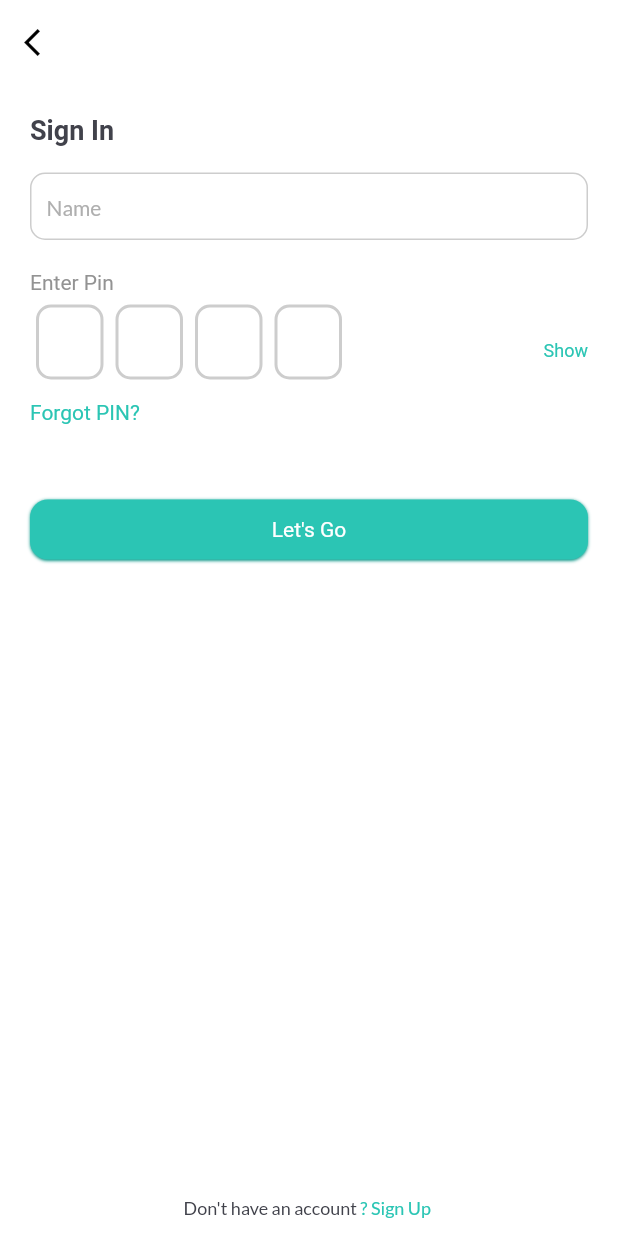
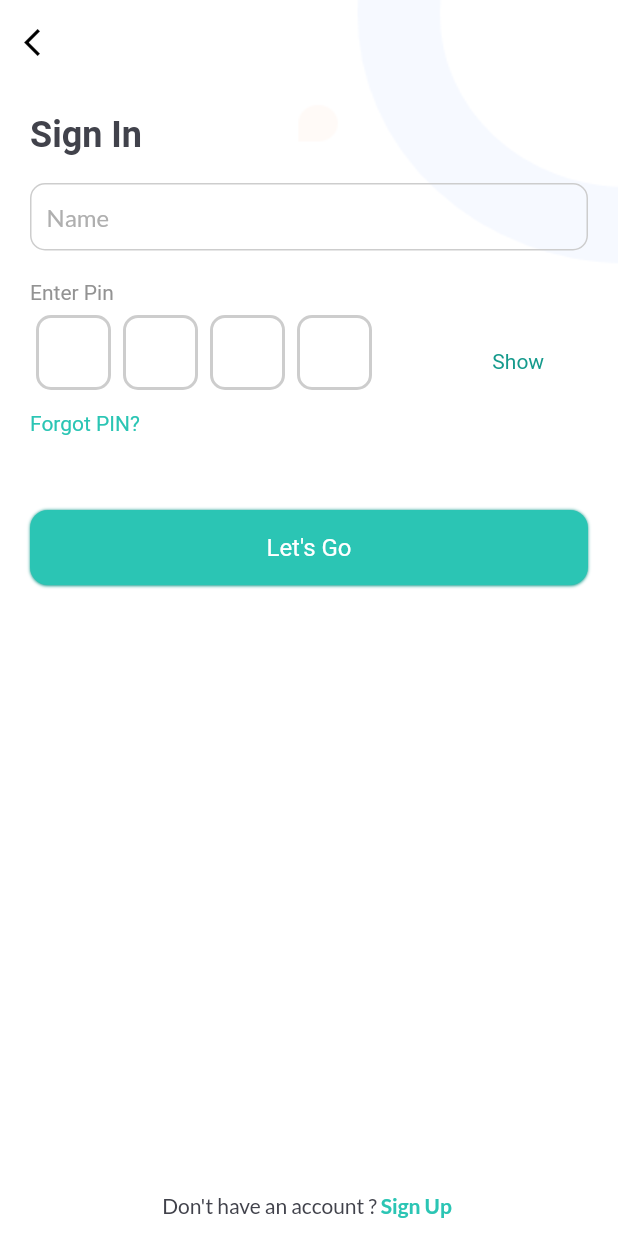
Before and after one commit to oddmentiusmaximus/paytack_mobile_app, a Flutter app: the LoginScreen screen opened by its route, on a phone screen of 412 x 824 dp. Run offline on Flutter 3.47's test engine with Material 2 defaults, Android fonts, the light colour scheme and no system bars; drawn by our look-alikes of pin_code_fields; our stand-ins replace carousel_slider, country_picker, flutter_svg, get, getwidget, sms_autofill; Roboto replaces fonts that are missing (assets/fonts/Lato-Regular.ttf).

Commit message:
Page - 15,7,8,9

```diff
--- a/lib/common_function/assets_file.dart
+++ b/lib/common_function/assets_file.dart
@@ -33,3 +33,4 @@ const call = 'assets/images/call.png';
 const web = 'assets/images/web.png';
 const signup_art = 'assets/images/signup_art.png';
 const add_card = 'assets/images/add_card.png';
+const background_image = 'assets/images/bg_img.png';
--- a/lib/common_function/widget/appbar.dart
+++ b/lib/common_function/widget/appbar.dart
@@ -5,7 +5,10 @@ import 'package:paytack/common_function/constants.dart';
 import 'package:paytack/common_function/widget/mytext.dart';
 
 AppBar commonAppBar(String appBarTitle,
-    {bool? isTrue, double? size = 14, String? step}) {
+    {bool? isTrue,
+    double? size = 14,
+    String? step,
+    Color? color = Colors.white}) {
   return AppBar(
     automaticallyImplyLeading: false,
     elevation: 0,
@@ -33,7 +36,6 @@ AppBar commonAppBar(String appBarTitle,
         ],
       ),
     ),
-    backgroundColor: Colors.white,
-
+    backgroundColor:color,
   );
 }
--- a/lib/common_function/widget/textinput.dart
+++ b/lib/common_function/widget/textinput.dart
@@ -2,7 +2,6 @@ import 'package:flutter/cupertino.dart';
 import 'package:flutter/material.dart';
 import 'package:flutter/services.dart';
 import 'package:paytack/common_function/constants.dart';
-import 'package:paytack/common_function/widget/mytext.dart';
 
 class TInput extends StatelessWidget {
   final bool isEdit;
@@ -68,6 +67,7 @@ class TInput extends StatelessWidget {
               child: _inputFormField(context),
             ),
           ),
+
         ],
       ),
     );
--- a/lib/login_screen/login_screen.dart
+++ b/lib/login_screen/login_screen.dart
@@ -4,6 +4,7 @@ import 'package:flutter/gestures.dart';
 import 'package:flutter/material.dart';
 import 'package:flutter/services.dart';
 import 'package:get/get.dart';
+import 'package:paytack/common_function/assets_file.dart';
 import 'package:paytack/common_function/constants.dart';
 import 'package:paytack/common_function/widget/appbar.dart';
 import 'package:paytack/common_function/widget/button.dart';
@@ -33,8 +34,18 @@ class _LoginScreenState extends State<LoginScreen> {
 
   @override
   Widget build(BuildContext context) {
-    return Scaffold(
-      appBar: commonAppBar("", isTrue: true, size: 14, step: "1"),
+    return Stack(
+      children: [
+        Container(
+          decoration: BoxDecoration(
+            image: DecorationImage(
+                image: AssetImage(background_image), fit: BoxFit.fill),
+          ),
+        ),
+        Scaffold(
+          backgroundColor: Colors.transparent,
+          appBar: commonAppBar("",
+              isTrue: true, size: 14, step: "1", color: Colors.transparent),
           resizeToAvoidBottomInset: false,
           body: SafeArea(
             child: Column(
@@ -51,7 +62,7 @@ class _LoginScreenState extends State<LoginScreen> {
                       pVerticalSpace(height: 12.0),
                       TView(
                         title: "Sign In",
-                    size: 18.0,
+                        size: 24.0,
                         weight: FontWeight.bold,
                         align: TextAlign.start,
                         isMaxLines: false,
@@ -62,6 +73,7 @@ class _LoginScreenState extends State<LoginScreen> {
                       TInput(
                         hintText: "Name",
                         maxLines: 1,
+                        type: 'B1',
                         isEdit: false,
                         isError: false,
                         isInput: true,
@@ -83,6 +95,7 @@ class _LoginScreenState extends State<LoginScreen> {
                         mainAxisAlignment: MainAxisAlignment.start,
                         children: <Widget>[
                           Expanded(
+                              flex: 3,
                               child: PinCodeTextField(
                                 appContext: context,
                                 pastedTextStyle: TextStyle(
@@ -95,7 +108,6 @@ class _LoginScreenState extends State<LoginScreen> {
                                 obscuringCharacter: '*',
                                 blinkWhenObscuring: true,
                                 animationType: AnimationType.fade,
-
                                 pinTheme: PinTheme(
                                     shape: PinCodeFieldShape.box,
                                     borderRadius: BorderRadius.circular(10.0),
@@ -103,7 +115,7 @@ class _LoginScreenState extends State<LoginScreen> {
                                         horizontal: 4.0, vertical: 2.0),
                                     //borderRadius: BorderRadius.circular(5),
                                     fieldHeight: 50,
-                            fieldWidth: 45,
+                                    fieldWidth: 50,
                                     inactiveColor: pBorderGrey,
                                     inactiveFillColor: Colors.white,
                                     activeFillColor: Colors.white,
@@ -137,10 +149,13 @@ class _LoginScreenState extends State<LoginScreen> {
                                   return true;
                                 },
                               )),
-                      TView(
+                          Expanded(
+                            flex: 1,
+                            child: TView(
                               title: "Show",
-                        color: pPrimaryColor,
-                        size: 12.0,
+                              color: pProgress,
+                              size: 14.0,
+                            ),
                           ),
                           //Expanded(child: Container(padding: EdgeInsets.all(16),color: Colors.green,child: Text("text 4"))),
                         ],
@@ -154,9 +169,9 @@ class _LoginScreenState extends State<LoginScreen> {
                       CustomButton(
                           color: pPrimaryColor,
                           isEnabled: true,
-                      tvSize: 14.0,
+                          tvSize: 16.0,
                           tvColor: Colors.white,
-                      height: 40.0,
+                          height: 50.0,
                           radius: 12.0,
                           btnTitle: "Let's Go",
                           onPress: () {
@@ -178,17 +193,19 @@ class _LoginScreenState extends State<LoginScreen> {
                           style: commonTextStyle(),
                           children: <TextSpan>[
                             new TextSpan(
-                            text: 'Don\'t have an account ',
+                                text: 'Don\'t have an account ?',
                                 style: commonTextStyle(
-                                color: pTextColor, type: "CAPTION")),
+                                    color: pTextColor, type: "B2")),
                             TextSpan(
                                 recognizer: TapGestureRecognizer()
                                   ..onTap = () {
                                     Get.offAllNamed(AppRoute.signUp);
                                   },
-                            text: '? Sign Up ',
+                                text: ' Sign Up ',
                                 style: commonTextStyle(
-                                color: pPrimaryColor, type: "CAPTION")),
+                                    weight: FontWeight.bold,
+                                    color: pPrimaryColor,
+                                    type: "B2")),
                           ],
                         ),
                       ),
@@ -198,6 +215,8 @@ class _LoginScreenState extends State<LoginScreen> {
               ],
             ),
           ),
+        ),
+      ],
     );
   }
 }
--- a/lib/routes/app_route.dart
+++ b/lib/routes/app_route.dart
@@ -1,4 +1,5 @@
 part of 'app_screens.dart';
+
 abstract class AppRoute {
   static const splash = '/splash-screen';
   static const login = '/login-screen';
@@ -10,5 +11,5 @@ abstract class AppRoute {
   static const nearByAll = '/nearByAll-screen';
   static const detailPage = '/detailPage-screen';
   static const addCard = '/addcard-screen';
-
+  static const permissions = '/permissions-screen';
 }
--- a/lib/routes/app_screens.dart
+++ b/lib/routes/app_screens.dart
@@ -1,10 +1,11 @@
 import 'package:get/get.dart';
-import 'package:paytack/add_card_intro/presentation/add_card_tink.dart';
+import 'package:paytack/add_card_intro/presentation/add_card_link.dart';
 import 'package:paytack/food_detail_page/presentation/detail_page.dart';
 import 'package:paytack/home/presentation/home_screen.dart';
 import 'package:paytack/intro_screen/presentation/getting_started_screen.dart';
 import 'package:paytack/login_screen/login_screen.dart';
 import 'package:paytack/near_by_all/presentation/near_by_screen.dart';
+import 'package:paytack/permissions_screen/presentation/permissions_screen.dart';
 import 'package:paytack/set_pin/presentation/set_pin_screen.dart';
 import 'package:paytack/sign_up/presentation/sign_up.dart';
 import 'package:paytack/splash_screen/splash_screen.dart';
@@ -29,5 +30,6 @@ class AppScreens {
     GetPage(name: AppRoute.nearByAll, page: () => NearByAll()),
     GetPage(name: AppRoute.detailPage, page: () => DetailPage()),
     GetPage(name: AppRoute.addCard, page: () => AddCardIntro()),
+    GetPage(name: AppRoute.permissions, page: () => PermissionsScreen()),
   ];
 }
```
Also changed, not shown: lib/add_card_intro/presentation/add_card_link.dart (renamed from lib/add_card_intro/presentation/add_card_tink.dart, +20 -8 lines), lib/permissions_screen/presentation/permissions_screen.dart (added, +319 -0 lines), lib/set_pin/presentation/set_pin_screen.dart (+2 -6 lines), lib/sign_up/presentation/sign_up.dart (+34 -14 lines), assets/images/bg_img.png (added), assets/images/signup_art.png (deleted). Lines whose indentation alone changed are shown as unchanged.
